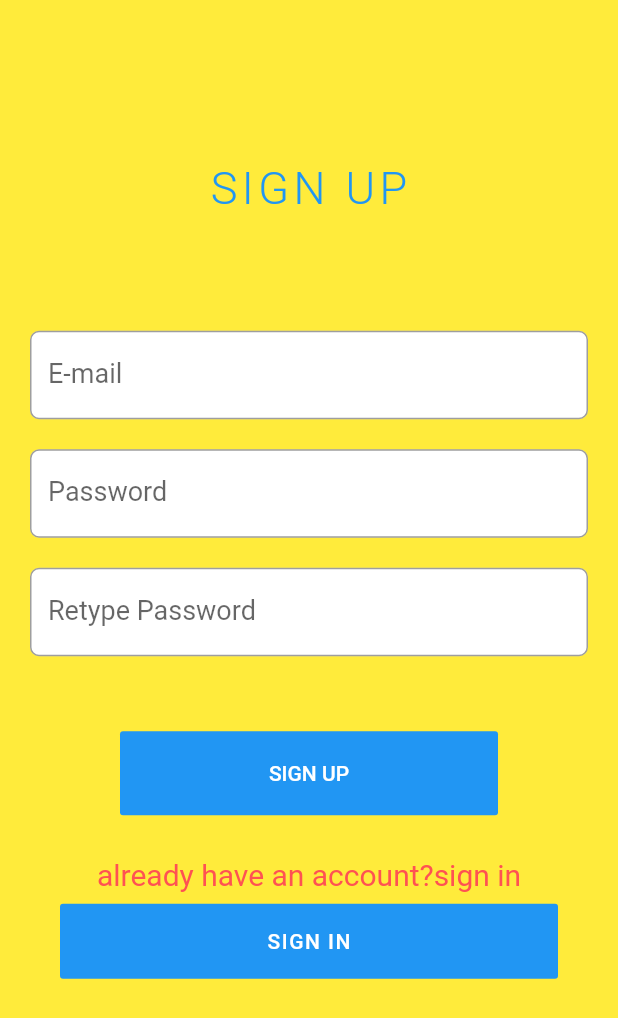
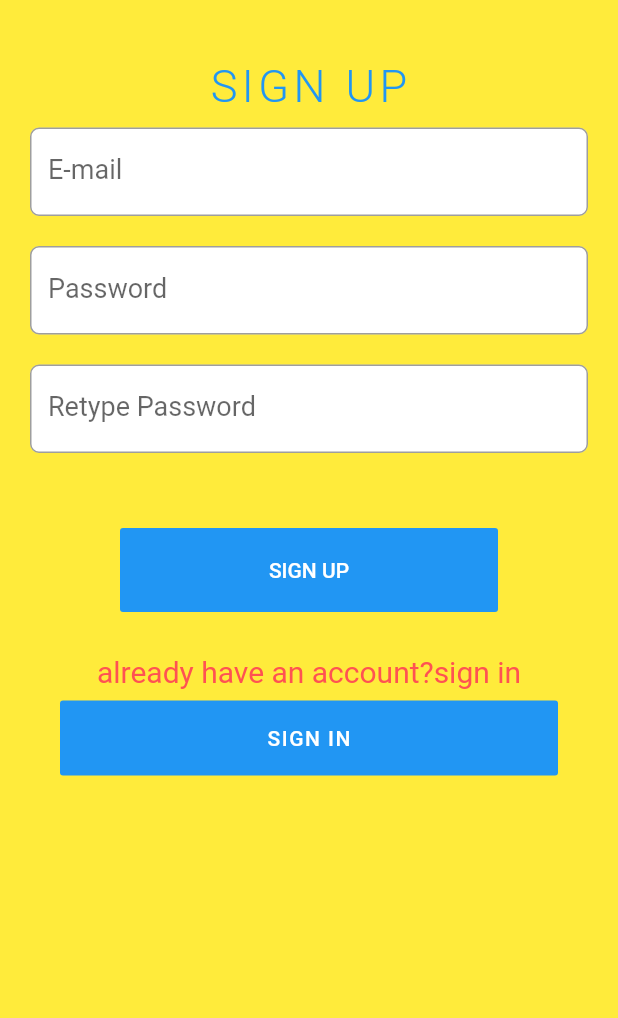
Before and after one commit to juliansharon/duffle, a Flutter app: the screen it shows after launch, after a tap on "SIGN UP", on a phone screen of 412 x 824 dp. Shown: the top 1018 px of the screen. Run offline on Flutter 3.47's test engine with Material 2 defaults, Android fonts, the phone set to English and light mode, and no system bars; our stand-ins replace firebase_auth, firebase_database, flutter_spinkit, fluttertoast, modal_progress_hud; missing offline and left inert: flare_splash_screen; accounts and stored records are empty.

```diff
--- a/lib/main.dart
+++ b/lib/main.dart
@@ -1,7 +1,7 @@
 import 'package:flutter/material.dart';
 import 'package:duffle/pages/MyHomePage.dart';
-import 'package:duffle/pages/Login_page.dart';
-
+import 'package:flare_splash_screen/flare_splash_screen.dart';
+import 'package:flutter/services.dart';
 void main() {
   runApp(MyApp());
 }
@@ -10,25 +10,17 @@ class MyApp extends StatelessWidget {
   // This widget is the root of your application.
   @override
   Widget build(BuildContext context) {
+    SystemChrome.setPreferredOrientations([
+      DeviceOrientation.portraitUp,
+      DeviceOrientation.portraitDown,
+    ]);
     return MaterialApp(
       title: 'Flutter Demo',
-      theme: ThemeData(
-        // This is the theme of your application.
-        //
-        // Try running your application with "flutter run". You'll see the
-        // application has a blue toolbar. Then, without quitting the app, try
-        // changing the primarySwatch below to Colors.green and then invoke
-        // "hot reload" (press "r" in the console where you ran "flutter ru",
-        // or simply save your changes to "hot reload" in a Flutter IDE).
-        // Notice that the counter didn't reset back to zero; the application
-        // is not restarted.
-        primarySwatch: Colors.blue,
-        // This makes the visual density adapt to the platform that you run
-        // the app on. For desktop platforms, the controls will be smaller and
-        // closer together (more dense) than on mobile platforms.
-        visualDensity: VisualDensity.adaptivePlatformDensity,
-      ),
-      home: MyHomePage(),
+      home: SplashScreen.navigate(name: 'assets/duffle.flr', next: (context)=>MyHomePage(),
+        until: () => Future.delayed(Duration(seconds: 1)),
+        backgroundColor: Color(0xffF9FF26),
+        startAnimation: 'start',
+      )
     );
   }
 }
--- a/lib/pages/Login_page.dart
+++ b/lib/pages/Login_page.dart
@@ -3,6 +3,7 @@ import 'package:flutter/cupertino.dart';
 import 'package:flutter/material.dart';
 import 'package:firebase_auth/firebase_auth.dart';
 import 'package:fluttertoast/fluttertoast.dart';
+import 'package:modal_progress_hud/modal_progress_hud.dart';
 
 class LoginPage extends StatefulWidget {
   @override
@@ -10,26 +11,39 @@ class LoginPage extends StatefulWidget {
 }
 
 class _LoginPageState extends State<LoginPage> {
+  bool load=false;
   FirebaseAuth _auth = FirebaseAuth.instance;
   TextEditingController mailctrl = TextEditingController();
   TextEditingController passctrl = TextEditingController();
   void logintheuser() async {
     String mail = mailctrl.text;
     String pass = passctrl.text;
+    setState(() {
+      load=true;
+    });
     if (mail == "" || pass == "") {
       Fluttertoast.showToast(msg: "Please fill the details");
+      setState(() {
+        load=false;
+      });
       return;
     } else {
       try {
         var user = await _auth.signInWithEmailAndPassword(email: mail, password: pass);
         if (user != null) {
           Fluttertoast.showToast(msg: "Login sucessfull");
+          setState(() {
+            load=false;
+          });
           Navigator.pop(context);
           return;
         }
 
       } catch (e) {
         Fluttertoast.showToast(msg: e.toString());
+        setState(() {
+          load=false;
+        });
         return;
       }
 
@@ -44,12 +58,14 @@ class _LoginPageState extends State<LoginPage> {
       },
       child: Scaffold(
         backgroundColor: Colors.yellow,
-        body: SafeArea(
+        body:ModalProgressHUD(
+          inAsyncCall: load,
+          child: SafeArea(
+            child: SingleChildScrollView(
               child: Column(
                 crossAxisAlignment: CrossAxisAlignment.stretch,
                 children: <Widget>[
-              Flexible(
-                child: Container(
+                  Container(
                     margin:
                         EdgeInsets.only(top: 40, left: 40, right: 40, bottom: 20),
                     color: Colors.yellow,
@@ -61,7 +77,6 @@ class _LoginPageState extends State<LoginPage> {
                           fontWeight: FontWeight.w700,
                           letterSpacing: 3,
                         )),
-                ),
                   ),
                   Container(
                     margin: EdgeInsets.only(top: 40),
@@ -140,6 +155,8 @@ class _LoginPageState extends State<LoginPage> {
               ),
             ),
           ),
+        ),
+      ),
     );
   }
 }
--- a/lib/pages/MyHomePage.dart
+++ b/lib/pages/MyHomePage.dart
@@ -1,52 +1,178 @@
 import 'package:duffle/pages/Login_page.dart';
 import 'package:flutter/material.dart';
 import 'package:firebase_auth/firebase_auth.dart';
+import 'package:duffle/pages/profile.dart';
+import 'package:duffle/pages/orders.dart';
+import 'package:duffle/pages/dufflehome.dart';
+import 'package:firebase_database/firebase_database.dart';
+import 'package:duffle/pages/detailspage.dart';
+import 'package:flutter_spinkit/flutter_spinkit.dart';
+
 class MyHomePage extends StatefulWidget {
   @override
   _MyHomePageState createState() => _MyHomePageState();
 }
 
 class _MyHomePageState extends State<MyHomePage> {
-  void checkauth() async{
+  bool load=false;
+FirebaseDatabase _database=FirebaseDatabase.instance;
+int _currentindex = 0;
+  void newuser() async{
+    try
+    {setState(() {
+      load=true;
+    });
+      final user=await _auth.currentUser();
+    if(user!=null) {
 
-    try{var curruser=await _auth.currentUser();
-    if(curruser==null)
-    {
-      Navigator.push(context,MaterialPageRoute(builder: (context)=>LoginPage()));
-      return;
-    }
-    }
+      final uid=user.uid;
+      var data=(await _database.reference().child("users/$uid/details").once()).value;
+      print(data);
+      if(data==null)
+        {
+          setState(() {
+            load=false;
+          });
+          Navigator.push(context, MaterialPageRoute(builder: (context)=>Detailspage()));
+        }
+      setState(() {
+        load=false;
+      });
+
+    }}
     catch(e)
-    {
+    {  setState(() {
+      load=false;
+    });
       print(e);
     }
   }
-  FirebaseAuth _auth=FirebaseAuth.instance;
+  void checkauth() async {
+    try {
+      setState(() {
+        load=true;
+      });
+      var curruser = await _auth.currentUser();
+      if (curruser == null) {
+        setState(() {
+          load=false;
+        });
+        Navigator.push(
+            context, MaterialPageRoute(builder: (context) => LoginPage()));
+        return;
+      }
+      setState(() {
+        load=false;
+      });
+    } catch (e) {
+      print(e);
+      setState(() {
+        load=false;
+      });
+    }
+  }
+
+  FirebaseAuth _auth = FirebaseAuth.instance;
   @override
   void initState() {
     // TODO: implement initState
     super.initState();
     checkauth();
+    newuser();
   }
+
+  void signout() async {
+    try {
+      await _auth.signOut();
+      Navigator.push(
+          context, MaterialPageRoute(builder: (context) => LoginPage()));
+      return;
+    } catch (e) {
+      print(e);
+      return;
+    }
+  }
+  final tabs=[
+    Dufflehome(),
+    Orders(),
+    Profile(),
+  ];
+
   @override
   Widget build(BuildContext context) {
     return Scaffold(
+      appBar: AppBar(
+        backgroundColor: Colors.yellow,
+        centerTitle: true,
+        title: Text('DUFFLE',
+        style: TextStyle(
+          letterSpacing: 2,
+          color: Colors.blue,
+        ))
+      ),
       backgroundColor: Colors.white,
-      body: Center(
-        child: FlatButton(child: Text('home page'),
-        onPressed: ()
-        async  {
-            try
-            {await _auth.signOut();
-            Navigator.push(context,MaterialPageRoute(builder: (context)=>LoginPage()));
-            }
-            catch(e)
-          {
-            print(e);
+      bottomNavigationBar: BottomNavigationBar(
+        type: BottomNavigationBarType.fixed,
+        backgroundColor: Colors.yellow,
+        currentIndex: _currentindex,
+        items: [
+          BottomNavigationBarItem(
+            icon: Icon(
+              Icons.home,
+              size: 35,
+            ),
+            title: Text(
+              'Home',
+              style: TextStyle(
+                fontSize: 17,
+              ),
+            ),
+          ),
+          BottomNavigationBarItem(
+            icon: Icon(
+              Icons.history,
+              size: 35,
+            ),
+            title: Text(
+              'Orders',
+              style: TextStyle(
+                fontSize: 17,
+              ),
+            ),
+          ),
+          BottomNavigationBarItem(
+            icon: Icon(Icons.account_circle, size: 35),
+            title: Text(
+              'Profile',
+              style: TextStyle(
+                fontSize: 17,
+              ),
+            ),
+          ),
+          BottomNavigationBarItem(
+            icon: Icon(Icons.exit_to_app, size: 35),
+            title: Text(
+              'Sign out',
+              style: TextStyle(
+                fontSize: 17,
+              ),
+            ),
+          ),
+        ],
+        onTap: (index) {
+          if (index == 3) {
+            signout();
+          } else {
+            setState(() {
+              _currentindex = index;
+            });
           }
+        },
+      ),
+      body: load?SpinKitChasingDots(
+        color: Colors.white,
+      ):tabs[_currentindex],
 
-          },),
-      ),
     );
   }
 }
--- a/lib/pages/Registerpage.dart
+++ b/lib/pages/Registerpage.dart
@@ -13,45 +13,41 @@ class _RegisterPageState extends State<RegisterPage> {
   TextEditingController passctrl = TextEditingController();
   TextEditingController rpassctrl = TextEditingController();
 
-  void authenticatetheuser() async{
-    String mail=mailctrl.text;
-    String pass=passctrl.text;
-    String rpass=rpassctrl.text;
-    if(mail=="" || pass=="" || rpass=="")
-      {
+  void authenticatetheuser() async {
+    String mail = mailctrl.text;
+    String pass = passctrl.text;
+    String rpass = rpassctrl.text;
+    if (mail == "" || pass == "" || rpass == "") {
       Fluttertoast.showToast(msg: "Please fill the details");
       return;
-      }
-    else if(pass!=rpass)
-      {
-        Fluttertoast.showToast(msg: "your password and retyped password is not matching");
+    } else if (pass != rpass) {
+      Fluttertoast.showToast(
+          msg: "your password and retyped password is not matching");
       return;
-      }
-    else {
+    } else {
       try {
-          var user=await _auth.createUserWithEmailAndPassword(email: mail, password: pass);
-          if(user!=null)
-            { Fluttertoast.showToast(msg:'Registered successfully');
+        var user = await _auth.createUserWithEmailAndPassword(
+            email: mail, password: pass);
+        if (user != null) {
+          Fluttertoast.showToast(msg: 'Registered successfully');
           Navigator.pop(context);
         }
-      }
-      catch (e) {
+      } catch (e) {
         Fluttertoast.showToast(msg: e.toString());
       }
     }
+  }
 
-
-  }
   @override
   Widget build(BuildContext context) {
     return Scaffold(
+      backgroundColor: Colors.yellow,
       body: SafeArea(
+        child: SingleChildScrollView(
           child: Column(
             crossAxisAlignment: CrossAxisAlignment.stretch,
             children: <Widget>[
-            Flexible(
-              flex: 1,
-              child: Container(
+              Container(
                 margin: EdgeInsets.only(top: 40),
                 child: Center(
                   child: Text('SIGN UP',
@@ -61,7 +57,6 @@ class _RegisterPageState extends State<RegisterPage> {
                         fontWeight: FontWeight.w300,
                         letterSpacing: 3,
                       )),
-                ),
                 ),
               ),
               Textbox(
@@ -96,8 +91,7 @@ class _RegisterPageState extends State<RegisterPage> {
                   },
                 ),
               ),
-            Flexible(
-              child: Container(
+              Container(
                 child: Padding(
                   padding: const EdgeInsets.all(8.0),
                   child: Text(
@@ -110,12 +104,13 @@ class _RegisterPageState extends State<RegisterPage> {
                   ),
                 ),
               ),
-            ),
               Container(
                 margin: EdgeInsets.only(left: 40, right: 40),
                 child: FlatButton(
                   color: Colors.blue,
-                onPressed: () {},
+                  onPressed: () {
+                    Navigator.pop(context);
+                  },
                   child: Padding(
                     padding: const EdgeInsets.all(17.0),
                     child: Text(
@@ -131,7 +126,7 @@ class _RegisterPageState extends State<RegisterPage> {
             ],
           ),
         ),
-      backgroundColor: Colors.yellow,
+      ),
     );
   }
 }
--- /dev/null
+++ b/lib/pages/dufflehome.dart
@@ -0,0 +1,11 @@
+import 'package:flutter/material.dart';
+class Dufflehome extends StatelessWidget {
+  @override
+  Widget build(BuildContext context) {
+    return Container(
+      child: Center(
+        child: Text('Duffle home'),
+      ),
+    );
+  }
+}
```
Also changed, not shown: lib/pages/detailspage.dart (added, +158 -0 lines), lib/pages/orders.dart (added, +11 -0 lines), lib/pages/profile.dart (added, +11 -0 lines), pubspec.yaml (+7 -3 lines), pubspec.lock, 10 other files. Lines whose indentation alone changed are shown as unchanged.
